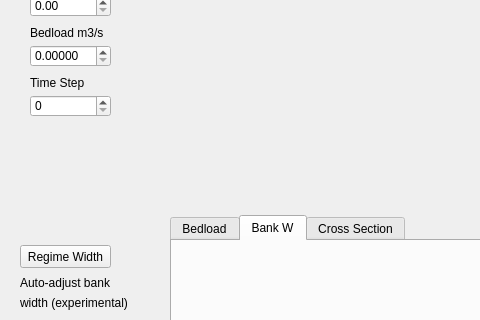
First picture: the form in RwaveWin.ui, repository jtunnicl/GRATE, before the edit; both pictures show x 0 to 480 and y 201 to 521 of the 1102 by 667 pixel window.
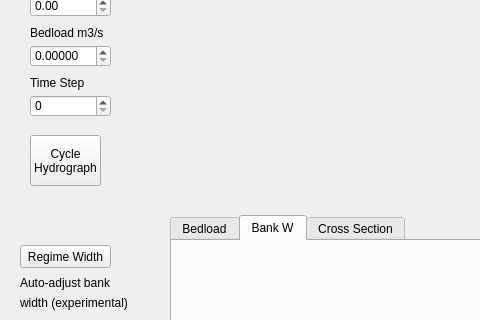
Second picture: the form after the edit. Custom widgets are drawn as their Qt base class.

Commit message:
Cycle Hydrograph
Time series can be loaded, and then a 'cycled hydrograph' button can be used to repeat the series, while generating outputs.

Diff of the .ui file:
```diff
--- a/RwaveWin.ui
+++ b/RwaveWin.ui
@@ -762,6 +762,23 @@
      <string>Load file before start</string>
     </property>
    </widget>
+   <widget class="QPushButton" name="cycleButton">
+    <property name="geometry">
+     <rect>
+      <x>30</x>
+      <y>300</y>
+      <width>71</width>
+      <height>51</height>
+     </rect>
+    </property>
+    <property name="text">
+     <string>Cycle
+Hydrograph</string>
+    </property>
+    <property name="checkable">
+     <bool>true</bool>
+    </property>
+   </widget>
   </widget>
   <widget class="QMenuBar" name="menuBar">
    <property name="geometry">
```
Left out of the diff: 2 changed lines with no effect on the pictures. The commit also changes 7 other files.
